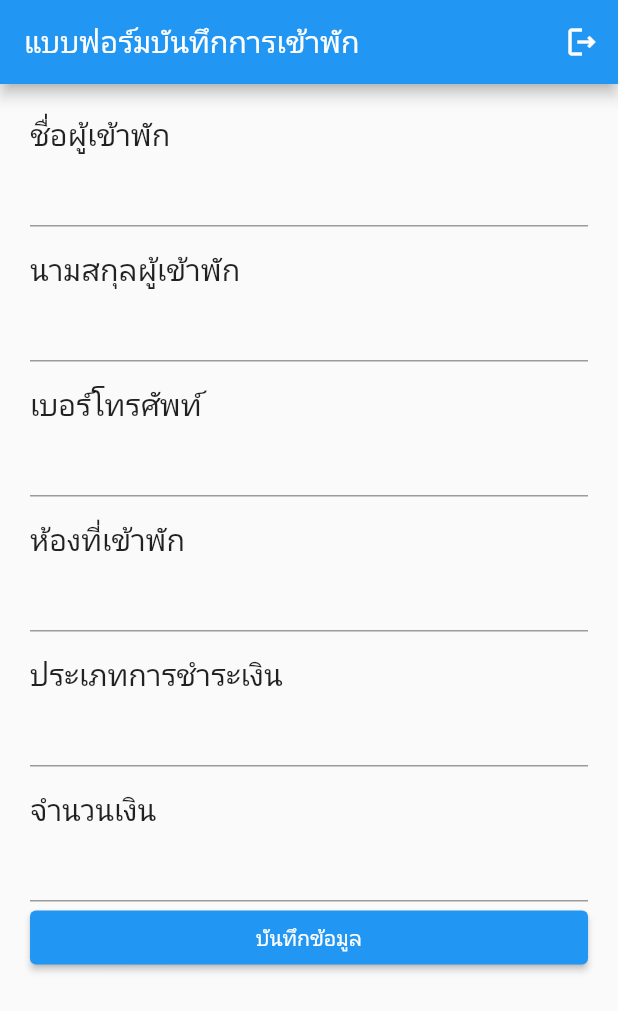
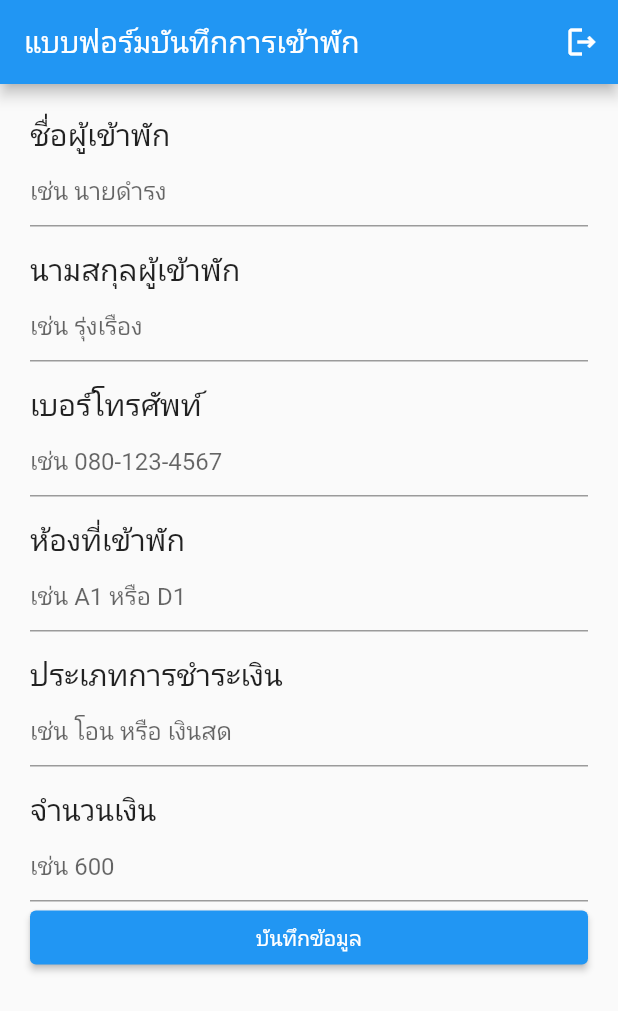
Before and after one commit to ThanaboonHongma/Calculate-guests, a Flutter app: the FormScreen screen opened directly, on a phone screen of 412 x 824 dp. Shown: the top 1011 px of the screen. Run offline on Flutter 3.47's test engine with Material 2 defaults, Android fonts, the phone set to English and light mode, and no system bars; our stand-ins replace cloud_firestore, firebase_auth, firebase_core, fluttertoast, form_field_validator, mask_text_input_formatter; accounts and stored records are empty.

Commit message:
Fix-main.dart-and-add-formscreen.dart
can use in website and phone and add hintText from formscreen.dart

```diff
--- a/lib/screen/display.dart
+++ b/lib/screen/display.dart
@@ -169,7 +169,7 @@ class _DisplayScreenState extends State<DisplayScreen> {
                                               child: Column(
                                                 children: [
                                                   Text(
-                                                    'เบอร์ติดต่อ: ${document['phone']}\nเข้าพักเมื่อ: ${formattedDate.toString()}\nประเภทการจ่ายเงิน: ${document['typeroom']} \nจำนวนเงิน: ${document['amount']}',
+                                                    'เบอร์ติดต่อ: ${document['phone']}\nเข้าพักเมื่อ: ${formattedDate.toString()}\nประเภทการจ่ายเงิน: ${document['typeroom']} \nจำนวนเงิน: ${document['amount']} บาท',
                                                     style: const TextStyle(
                                                         fontSize: 18),
                                                   ),
--- a/lib/screen/formscreen.dart
+++ b/lib/screen/formscreen.dart
@@ -6,6 +6,7 @@ import 'package:flutter_login101/model/profile.dart';
 import 'package:flutter_login101/screen/Home.dart';
 import 'package:fluttertoast/fluttertoast.dart';
 import 'package:form_field_validator/form_field_validator.dart';
+import 'package:mask_text_input_formatter/mask_text_input_formatter.dart';
 
 class FormScreen extends StatefulWidget {
   const FormScreen({super.key});
@@ -74,6 +75,9 @@ class _FormScreenState extends State<FormScreen> {
                         style: TextStyle(fontSize: 20),
                       ),
                       TextFormField(
+                        decoration: const InputDecoration(
+                        hintText: "เช่น นายดำรง",
+                      ),
                         validator: RequiredValidator(
                             errorText: 'กรุณณาป้อน ชื่อ ผู้เข้าพัก'),
                         onSaved: (String? fname) {
@@ -88,6 +92,9 @@ class _FormScreenState extends State<FormScreen> {
                         style: TextStyle(fontSize: 20),
                       ),
                       TextFormField(
+                        decoration: const InputDecoration(
+                        hintText: "เช่น รุ่งเรือง",
+                      ),
                         validator: RequiredValidator(
                             errorText: 'กรุณณาป้อน นามสกุล ผู้เข้าพัก'),
                         onSaved: (String? lname) {
@@ -102,6 +109,10 @@ class _FormScreenState extends State<FormScreen> {
                         style: TextStyle(fontSize: 20),
                       ),
                       TextFormField(
+                        inputFormatters: [MaskTextInputFormatter(mask: "###-###-####")],
+                        decoration: const InputDecoration(
+                        hintText: "เช่น 080-123-4567",
+                      ),
                         keyboardType: TextInputType.phone,
                         validator: (phone) {
                           if (phone == null || phone.isEmpty) {
@@ -127,6 +138,9 @@ class _FormScreenState extends State<FormScreen> {
                         style: TextStyle(fontSize: 20),
                       ),
                       TextFormField(
+                        decoration: const InputDecoration(
+                        hintText: "เช่น A1 หรือ D1",
+                      ),
                         validator: RequiredValidator(
                             errorText: 'กรุณณาป้อน ห้องที่เข้าพัก ผู้เข้าพัก'),
                         onSaved: (String? roomnumber) {
@@ -141,6 +155,9 @@ class _FormScreenState extends State<FormScreen> {
                         style: TextStyle(fontSize: 20),
                       ),
                       TextFormField(
+                         decoration: const InputDecoration(
+                        hintText: "เช่น โอน หรือ เงินสด",
+                      ),
                         validator: RequiredValidator(
                             errorText: 'กรุณณาป้อน ประเภทการชำระเงิน'),
                         onSaved: (String? typeroom) {
@@ -155,6 +172,9 @@ class _FormScreenState extends State<FormScreen> {
                         style: TextStyle(fontSize: 20),
                       ),
                       TextFormField(
+                         decoration: const InputDecoration(
+                        hintText: "เช่น 600",
+                      ),
                         keyboardType: TextInputType.number,
                         validator: RequiredValidator(
                             errorText: 'กรุณณาป้อน จำนวนเงิน'),
--- a/pubspec.yaml
+++ b/pubspec.yaml
@@ -41,6 +41,7 @@ dependencies:
   firebase_auth: ^4.9.0
   cloud_firestore: ^4.9.1
   intl: ^0.18.1
+  mask_text_input_formatter: ^2.5.0
 
 
 dev_dependencies:
```
Also changed, not shown: lib/main.dart (+8 -4 lines), pubspec.lock.
